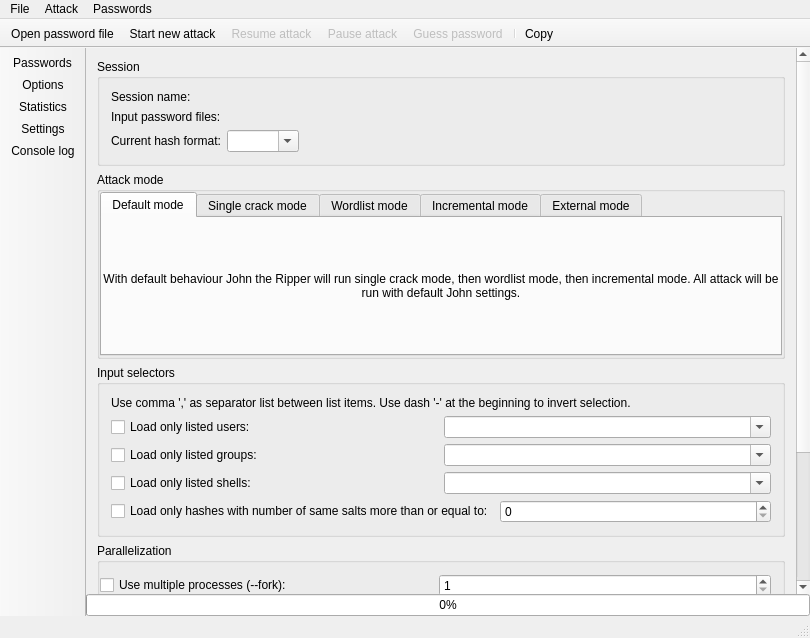
openwall/johnny, file mainwindow.ui: the form before one commit.
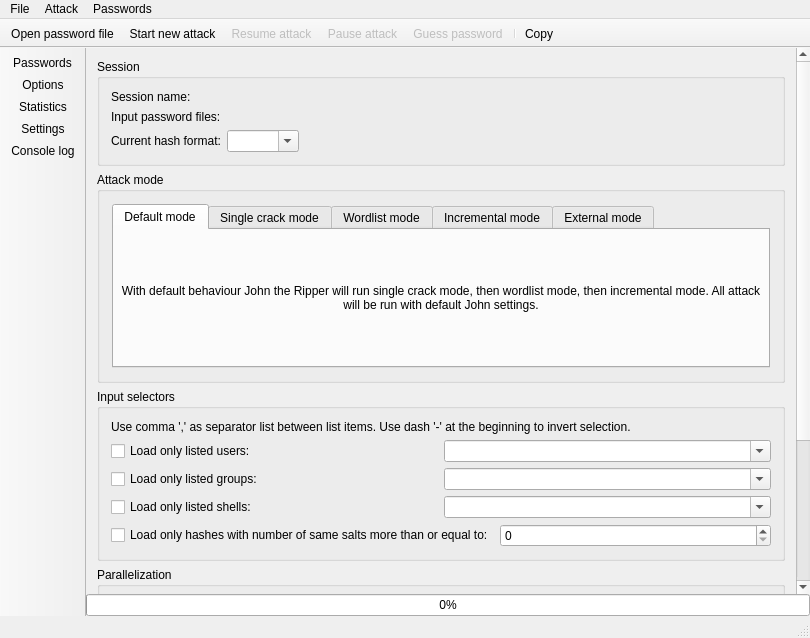
The form after the commit. The open tabs and pages were chosen to show the change. Icons and pictures are not drawn. Custom widgets are drawn as their Qt base class.

Commit message: Add some spacing for attackModeGroupBox's layout.

What changed in the file:
```diff
--- a/mainwindow.ui
+++ b/mainwindow.ui
@@ -233,16 +233,16 @@
               </property>
               <layout class="QVBoxLayout" name="verticalLayout">
                <property name="leftMargin">
-                <number>0</number>
+                <number>12</number>
                </property>
                <property name="topMargin">
-                <number>0</number>
+                <number>12</number>
                </property>
                <property name="rightMargin">
-                <number>0</number>
+                <number>12</number>
                </property>
                <property name="bottomMargin">
-                <number>0</number>
+                <number>12</number>
                </property>
                <item>
                 <widget class="TabWidget" name="attackModeTabWidget">
```
